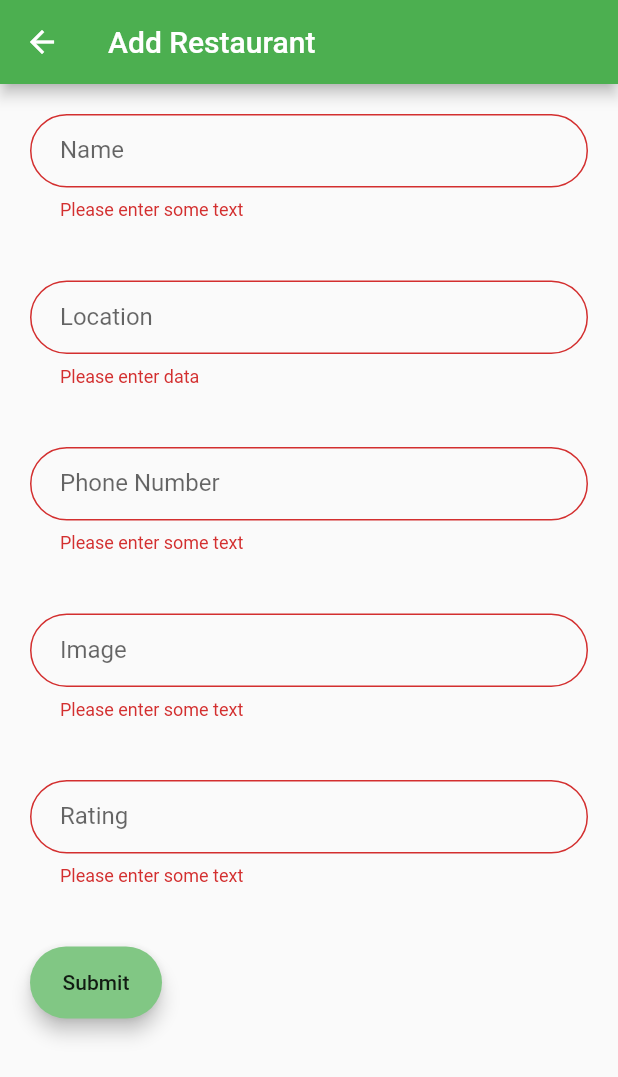
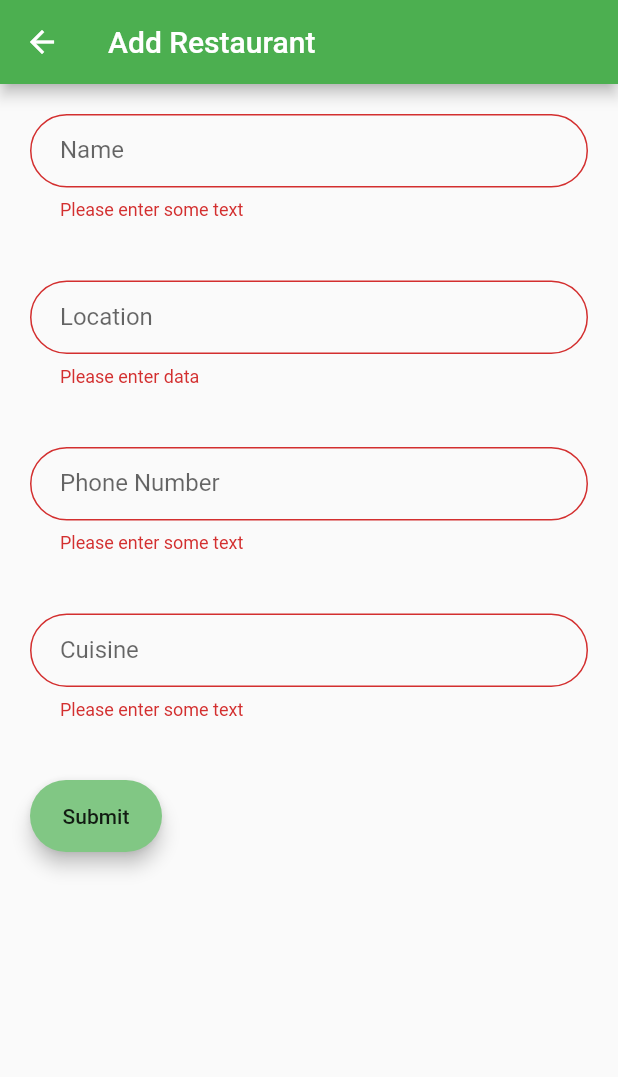
Before and after one commit to D-mahmoud/Wise-Food, a Flutter app: the EditStore screen opened directly, after a tap on "Submit", on a phone screen of 412 x 824 dp. Shown: the top 1077 px of the screen. Run offline on Flutter 3.47's test engine with Material 2 defaults, Android fonts, the phone set to English and light mode, and no system bars; our stand-ins replace carousel_pro, settings_ui, shared_preferences; accounts and stored records are empty.

Commit message:
add_cuisine type

```diff
--- a/lib/models/store.dart
+++ b/lib/models/store.dart
@@ -12,6 +12,8 @@ class Store with ChangeNotifier {
   final String location;
   final String number;
   final String review;
+  final String cuisine;
+
   bool isFavorite;
 
   Store(
@@ -22,6 +24,7 @@ class Store with ChangeNotifier {
       this.location,
       this.number,
       this.review,
+      this.cuisine,
       this.isFavorite = false});
 
   void _setFavValue(bool newValue) {
--- a/lib/providers/stores.dart
+++ b/lib/providers/stores.dart
@@ -52,6 +52,7 @@ class Stores with ChangeNotifier {
           // rating: data['rating'],
           location: data['location'],
           number: data['number'],
+          cuisine: data['cuisine'],
           isFavorite:
               favoriteData == null ? false : favoriteData[storeId] ?? false,
           imageUrl: data['image'],
@@ -84,6 +85,7 @@ class Stores with ChangeNotifier {
     final url = '$baseUrl/stores.json?auth=$authToken';
 
     try {
+
       final response = await http.post(
         url,
         body: json.encode({
@@ -91,6 +93,7 @@ class Stores with ChangeNotifier {
           // 'rating': store.rating,
           'location': store.location,
           'number': store.number,
+          'cuisine':store.cuisine,
           //'image': store.image,
         }),
       );
@@ -142,6 +145,7 @@ class Stores with ChangeNotifier {
             'rating': newStore.rating,
             'location': newStore.location,
             'number': newStore.number,
+            'cuisine':newStore.cuisine,
             'image': newStore.imageUrl,
           }));
       _storeDB[strIndex] = newStore;
--- a/lib/screens/Edit_Store.dart
+++ b/lib/screens/Edit_Store.dart
@@ -29,8 +29,9 @@ class _EditStoreState extends State<EditStore> {
     rating: '',
     number: '',
     location: '',
-    imageUrl: '',
-    review: '',
+    cuisine: '',
+    //imageUrl: '',
+    // review: '',
   );
   var _initValues = {
     'storeTitle': '',
@@ -39,15 +40,16 @@ class _EditStoreState extends State<EditStore> {
     'location': '',
     'image': '',
     'review': '',
+    'cuisine': '',
   };
   var _isInit = true;
   var _isLoading = false;
 
-  @override
-  void initState() {
-    _imageUrlFocusNode.addListener(_updateImageUrl);
-    super.initState();
-  }
+  // @override
+  // void initState() {
+  //   _imageUrlFocusNode.addListener(_updateImageUrl);
+  //   super.initState();
+  // }
 
   @override
   void didChangeDependencies() {
@@ -62,6 +64,7 @@ class _EditStoreState extends State<EditStore> {
           'rating': _editedStore.rating,
           'location': _editedStore.location,
           'number': _editedStore.number,
+          'cuisine': _editedStore.cuisine,
         };
         _imageUrlController.text = _editedStore.imageUrl;
       }
@@ -72,7 +75,7 @@ class _EditStoreState extends State<EditStore> {
 
   @override
   void dispose() {
-    _imageUrlFocusNode.removeListener(_updateImageUrl);
+    // _imageUrlFocusNode.removeListener(_updateImageUrl);
     _priceFocusNode.dispose();
     _descriptionFocusNode.dispose();
     _imageUrlController.dispose();
@@ -80,18 +83,18 @@ class _EditStoreState extends State<EditStore> {
     super.dispose();
   }
 
-  void _updateImageUrl() {
-    if (!_imageUrlFocusNode.hasFocus) {
-      if ((!_imageUrlController.text.startsWith('http') &&
-              !_imageUrlController.text.startsWith('https')) ||
-          (!_imageUrlController.text.endsWith('.png') &&
-              !_imageUrlController.text.endsWith('.jpg') &&
-              !_imageUrlController.text.endsWith('.jpeg'))) {
-        return;
-      }
-      setState(() {});
-    }
-  }
+  // void _updateImageUrl() {
+  //   if (!_imageUrlFocusNode.hasFocus) {
+  //     if ((!_imageUrlController.text.startsWith('http') &&
+  //             !_imageUrlController.text.startsWith('https')) ||
+  //         (!_imageUrlController.text.endsWith('.png') &&
+  //             !_imageUrlController.text.endsWith('.jpg') &&
+  //             !_imageUrlController.text.endsWith('.jpeg'))) {
+  //       return;
+  //     }
+  //     setState(() {});
+  //   }
+  // }
 
   Future<void> _saveForm() async {
     final isValid = _formKey.currentState.validate();
@@ -179,6 +182,7 @@ class _EditStoreState extends State<EditStore> {
                               rating: _editedStore.rating,
                               location: _editedStore.location,
                               number: _editedStore.number,
+                              cuisine: _editedStore.cuisine,
                               imageUrl: _editedStore.imageUrl,
                             );
                             print('saved value is $value');
@@ -209,6 +213,7 @@ class _EditStoreState extends State<EditStore> {
                               rating: _editedStore.rating,
                               location: value,
                               number: _editedStore.number,
+                              cuisine: _editedStore.cuisine,
                               imageUrl: _editedStore.imageUrl,
                             );
                             print('saved value is $value');
@@ -239,21 +244,22 @@ class _EditStoreState extends State<EditStore> {
                               rating: _editedStore.rating,
                               location: _editedStore.location,
                               number: value,
+                              cuisine: _editedStore.cuisine,
                               imageUrl: _editedStore.imageUrl,
                             );
                             print('saved value is $value');
                           },
                         ),
                       ),
+                      //cuisines
                       Padding(
                         padding: const EdgeInsets.all(20.0),
                         child: TextFormField(
-                          keyboardType: TextInputType.url,
-                          style: TextStyle(color: Colors.green),
+                          initialValue: _initValues['cuisine'],
                           decoration: InputDecoration(
                               contentPadding:
                                   EdgeInsets.fromLTRB(20.0, 15.0, 20.0, 15.0),
-                              labelText: "Image",
+                              labelText: "Cuisine",
                               border: OutlineInputBorder(
                                   borderRadius: BorderRadius.circular(32.0))),
                           validator: (value) {
@@ -270,73 +276,90 @@ class _EditStoreState extends State<EditStore> {
                               rating: _editedStore.rating,
                               location: _editedStore.location,
                               number: _editedStore.number,
-                              imageUrl: value,
-                            );
-                            print('saved value is $value');
-                          },
-                        ),
-                      ),
-                      Padding(
-                        padding: const EdgeInsets.all(20.0),
-                        child: TextFormField(
-                          keyboardType: TextInputType.url,
-                          style: TextStyle(color: Colors.green),
-                          decoration: InputDecoration(
-                              contentPadding:
-                                  EdgeInsets.fromLTRB(20.0, 15.0, 20.0, 15.0),
-                              labelText: "Rating",
-                              border: OutlineInputBorder(
-                                  borderRadius: BorderRadius.circular(32.0))),
-                          validator: (value) {
-                            if (value.isEmpty) {
-                              return 'Please enter some text';
-                            }
-
-                            return null;
-                          },
-                          onSaved: (value) {
-                            _editedStore = Store(
-                              id: _editedStore.id,
-                              storeTitle: _editedStore.storeTitle,
-                              rating: value,
-                              location: _editedStore.location,
-                              number: _editedStore.number,
+                              cuisine: value,
                               imageUrl: _editedStore.imageUrl,
                             );
                             print('saved value is $value');
                           },
                         ),
                       ),
+                      //Image
+
+                      // Padding(
+                      //   padding: const EdgeInsets.all(20.0),
+                      //   child: TextFormField(
+                      //     keyboardType: TextInputType.url,
+                      //     style: TextStyle(color: Colors.green),
+                      //     decoration: InputDecoration(
+                      //         contentPadding:
+                      //             EdgeInsets.fromLTRB(20.0, 15.0, 20.0, 15.0),
+                      //         labelText: "Image",
+                      //         border: OutlineInputBorder(
+                      //             borderRadius: BorderRadius.circular(32.0))),
+                      //     validator: (value) {
+                      //       if (value.isEmpty) {
+                      //         return 'Please enter some text';
+                      //       }
+
+                      //       return null;
+                      //     },
+                      //     onSaved: (value) {
+                      //       _editedStore = Store(
+                      //         id: _editedStore.id,
+                      //         storeTitle: _editedStore.storeTitle,
+                      //         rating: _editedStore.rating,
+                      //         location: _editedStore.location,
+                      //         number: _editedStore.number,
+                      //          cuisine:_editedStore.cuisine,
+
+                      //         imageUrl: value,
+                      //       );
+                      //       print('saved value is $value');
+                      //     },
+                      //   ),
+                      // ),
+
+                      //Rating
+
+                      // Padding(
+                      //   padding: const EdgeInsets.all(20.0),
+                      //   child: TextFormField(
+                      //     keyboardType: TextInputType.url,
+                      //     style: TextStyle(color: Colors.green),
+                      //     decoration: InputDecoration(
+                      //         contentPadding:
+                      //             EdgeInsets.fromLTRB(20.0, 15.0, 20.0, 15.0),
+                      //         labelText: "Rating",
+                      //         border: OutlineInputBorder(
+                      //             borderRadius: BorderRadius.circular(32.0))),
+                      //     validator: (value) {
+                      //       if (value.isEmpty) {
+                      //         return 'Please enter some text';
+                      //       }
+
+                      //       return null;
+                      //     },
+                      //     onSaved: (value) {
+                      //       _editedStore = Store(
+                      //         id: _editedStore.id,
+                      //         storeTitle: _editedStore.storeTitle,
+                      //         rating: value,
+                      //         location: _editedStore.location,
+                      //         number: _editedStore.number,
+                      // cuisine:_editedStore.cuisine,
+
+                      //         imageUrl: _editedStore.imageUrl,
+                      //       );
+                      //       print('saved value is $value');
+                      //     },
+                      //   ),
+                      // ),
                       Padding(
                         padding: const EdgeInsets.all(20),
                         child: Material(
                             elevation: 5.0,
                             borderRadius: BorderRadius.circular(30.0),
                             color: Colors.green[300],
-                            // child: MaterialButton(
-                            //     minWidth: MediaQuery.of(context).size.width,
-                            //     padding: EdgeInsets.fromLTRB(20.0, 15.0, 20.0, 15.0),
-                            //     onPressed: () {
-                            //       // Validate returns true if the form is valid, or false
-
-                            //       // otherwise.
-                            //       if (_formKey.currentState.validate()) {
-                            //         // If the form is valid, display a Snackbar.
-
-                            //         Scaffold.of(context).showSnackBar(
-                            //             SnackBar(content: Text('Processing Data')));
-                            //         _formKey.currentState.save();
-
-                            //         _formKey.currentState.reset();
-                            //         //                        Navigator.push(
-                            //         // context,
-                            //         // MaterialPageRoute(builder: (context) =>  appLogic.addStore(Store store)));
-                            //       } else {
-                            //         Scaffold.of(context).showSnackBar(SnackBar(
-                            //             content: Text('Please Fill all Fields')));
-                            //       }
-                            //       // _formKey.currentState.save();
-                            //     },
                             child: MaterialButton(
                               onPressed: _saveForm,
                               child: Text('Submit'),
```
